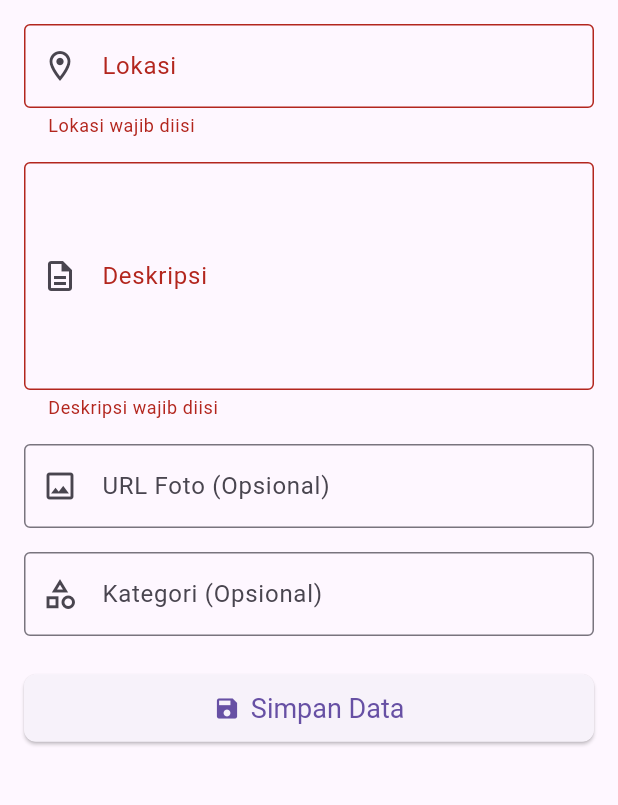
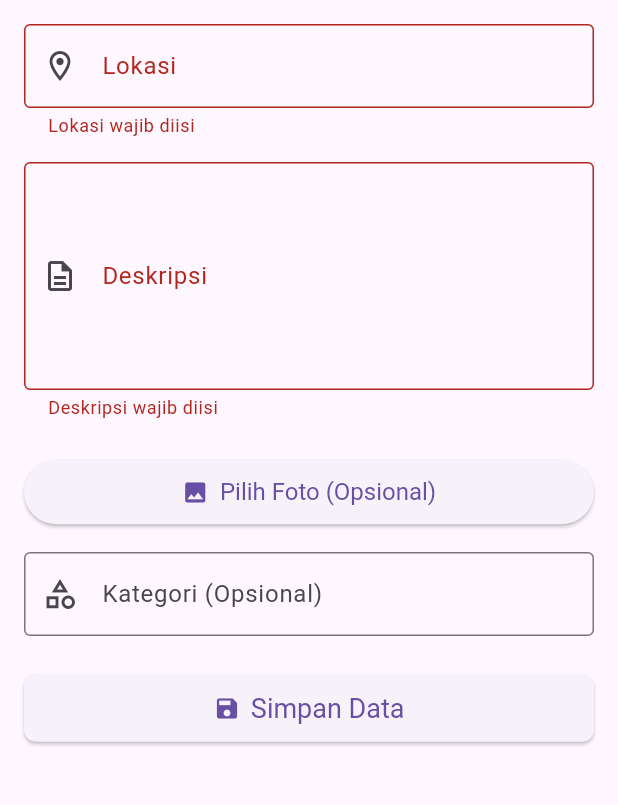
Before and after one commit to AyuPutriSri/project_uas1, a Flutter app: the AddEditScreen screen opened by its route, after a tap on "Simpan Data", on a phone screen of 412 x 824 dp, the part 222-1027 px from its top. Run offline on Flutter 3.47's test engine with Material 3 defaults, Android fonts, the phone set to English and light mode, and no system bars; our stand-ins replace image_picker; network calls fail.

Commit message:
isi upload foto tapi masih error

```diff
--- a/ayu_putri/lib/screens/add_edit_screen.dart
+++ b/ayu_putri/lib/screens/add_edit_screen.dart
@@ -1,8 +1,11 @@
+// filepath: ayu_putri/lib/screens/add_edit_screen.dart
 import 'package:flutter/material.dart';
+import 'package:image_picker/image_picker.dart'; // Import ini
+import 'dart:io'; // Import ini untuk File
 import '../services/api_service.dart';
 
 class AddEditScreen extends StatefulWidget {
-  final Map<String, dynamic>? wisata; // Nullable for add, not-null for edit
+  final Map<String, dynamic>? wisata;
 
   const AddEditScreen({Key? key, this.wisata}) : super(key: key);
 
@@ -15,23 +18,35 @@ class _AddEditScreenState extends State<AddEditScreen> {
   final TextEditingController _namaController = TextEditingController();
   final TextEditingController _lokasiController = TextEditingController();
   final TextEditingController _deskripsiController = TextEditingController();
-  final TextEditingController _fotoController = TextEditingController(); // Untuk URL foto
+  // _fotoController tidak lagi digunakan untuk URL, tapi mungkin untuk menampilkan URL yang sudah ada
   final TextEditingController _kategoriController = TextEditingController();
 
   ApiService apiService = ApiService();
   bool _isLoading = false;
 
+  XFile? _pickedImage; // Untuk menyimpan file gambar yang dipilih
+  String? _existingImageUrl; // Untuk menyimpan URL foto yang sudah ada (saat edit)
+
   @override
   void initState() {
     super.initState();
-    // Jika mode edit, isi data dari widget.wisata
     if (widget.wisata != null) {
       _namaController.text = widget.wisata!['nama'] ?? '';
       _lokasiController.text = widget.wisata!['lokasi'] ?? '';
       _deskripsiController.text = widget.wisata!['deskripsi'] ?? '';
-      _fotoController.text = widget.wisata!['foto'] ?? '';
       _kategoriController.text = widget.wisata!['kategori'] ?? '';
+      _existingImageUrl = widget.wisata!['foto']; // Ambil URL foto yang sudah ada
     }
+  }
+
+  // Fungsi untuk memilih gambar
+  Future<void> _pickImage() async {
+    final ImagePicker picker = ImagePicker();
+    final XFile? image = await picker.pickImage(source: ImageSource.gallery); // Pilih dari galeri
+    setState(() {
+      _pickedImage = image;
+      _existingImageUrl = null; // Hapus URL yang sudah ada jika gambar baru dipilih
+    });
   }
 
   Future<void> _saveData() async {
@@ -40,25 +55,28 @@ class _AddEditScreenState extends State<AddEditScreen> {
         _isLoading = true;
       });
 
-      Map<String, dynamic> data = {
+      Map<String, String> data = {
         'nama': _namaController.text,
         'lokasi': _lokasiController.text,
         'deskripsi': _deskripsiController.text,
-        'foto': _fotoController.text, // Pastikan ini dikirim
-        'kategori': _kategoriController.text, // Pastikan ini dikirim
+        'kategori': _kategoriController.text,
       };
+
+      // Tambahkan ID jika ini mode edit
+      if (widget.wisata != null) {
+        data['id'] = widget.wisata!['id'].toString();
+      }
 
       bool success;
       String message = '';
 
       if (widget.wisata == null) {
         // Mode tambah data
-        success = await apiService.addWisata(data);
+        success = await apiService.addWisata(data, _pickedImage); // Kirim file juga
         message = success ? 'Data wisata berhasil ditambahkan!' : 'Gagal menambahkan data wisata.';
       } else {
         // Mode edit data
-        data['id'] = widget.wisata!['id']; // ID wajib untuk edit
-        success = await apiService.editWisata(data);
+        success = await apiService.editWisata(data, _pickedImage); // Kirim file juga
         message = success ? 'Data wisata berhasil diupdate!' : 'Gagal mengupdate data wisata.';
       }
 
@@ -74,7 +92,7 @@ class _AddEditScreenState extends State<AddEditScreen> {
       );
 
       if (success) {
-        Navigator.pop(context, true); // Kembali ke Home screen dan refresh
+        Navigator.pop(context, true);
       }
     }
   }
@@ -84,7 +102,6 @@ class _AddEditScreenState extends State<AddEditScreen> {
     _namaController.dispose();
     _lokasiController.dispose();
     _deskripsiController.dispose();
-    _fotoController.dispose();
     _kategoriController.dispose();
     super.dispose();
   }
@@ -151,12 +168,33 @@ class _AddEditScreenState extends State<AddEditScreen> {
                       },
                     ),
                     const SizedBox(height: 16.0),
-                    TextFormField(
-                      controller: _fotoController,
-                      decoration: const InputDecoration(
-                        labelText: 'URL Foto (Opsional)',
-                        border: OutlineInputBorder(),
-                        prefixIcon: Icon(Icons.image_outlined),
+                    // Bagian untuk memilih dan menampilkan gambar
+                    _pickedImage != null
+                        ? Image.file(
+                            File(_pickedImage!.path),
+                            height: 200,
+                            fit: BoxFit.cover,
+                          )
+                        : _existingImageUrl != null && _existingImageUrl!.isNotEmpty
+                            ? Image.network(
+                                _existingImageUrl!,
+                                height: 200,
+                                fit: BoxFit.cover,
+                                errorBuilder: (context, error, stackTrace) => Container(
+                                  height: 200,
+                                  color: Colors.grey[300],
+                                  child: const Icon(Icons.image, size: 80),
+                                ),
+                              )
+                            : Container(),
+                    const SizedBox(height: 8.0),
+                    ElevatedButton.icon(
+                      onPressed: _pickImage,
+                      icon: const Icon(Icons.photo),
+                      label: const Text('Pilih Foto (Opsional)'),
+                      style: ElevatedButton.styleFrom(
+                        padding: const EdgeInsets.symmetric(vertical: 12.0),
+                        textStyle: const TextStyle(fontSize: 16),
                       ),
                     ),
                     const SizedBox(height: 16.0),
--- a/ayu_putri/pubspec.yaml
+++ b/ayu_putri/pubspec.yaml
@@ -35,7 +35,8 @@ dependencies:
 
   # The following adds the Cupertino Icons font to your application.
   # Use with the CupertinoIcons class for iOS style icons.
-  cupertino_icons: ^1.0.2
+  cupertino_icons: ^1.0.8
+  image_picker: ^1.1.2
 
 dev_dependencies:
   flutter_test:
```
Also changed, not shown: ayu_putri/lib/services/api_service.dart (+67 -30 lines), ayu_putri/pubspec.lock, 7 other files.
